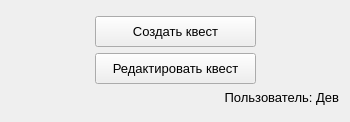
The window that cstartpage.ui (YakSid/PDNK2) describes before a commit, drawn with Qt 5.
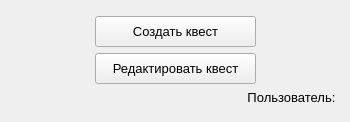
The same window after the commit.

```diff
--- a/cstartpage.ui
+++ b/cstartpage.ui
@@ -132,7 +132,7 @@
    <item>
     <widget class="QLabel" name="label">
      <property name="text">
-      <string>Пользователь: Дев</string>
+      <string>Пользователь: </string>
      </property>
      <property name="alignment">
       <set>Qt::AlignRight|Qt::AlignTrailing|Qt::AlignVCenter</set>
```
Left out of the diff: 2 changed lines with no effect on the pictures.
